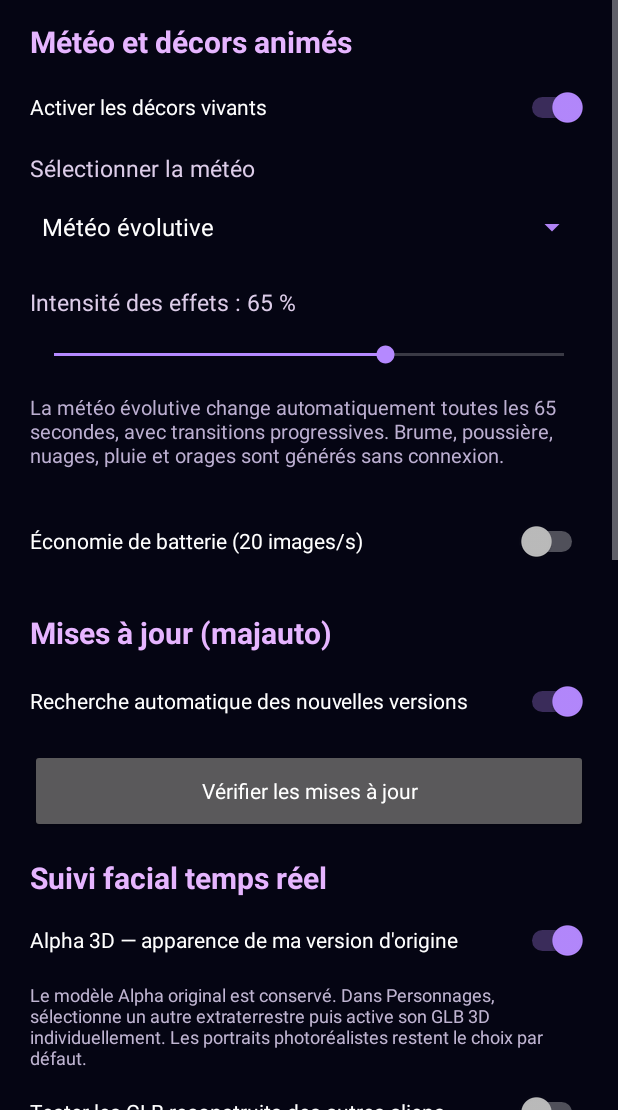
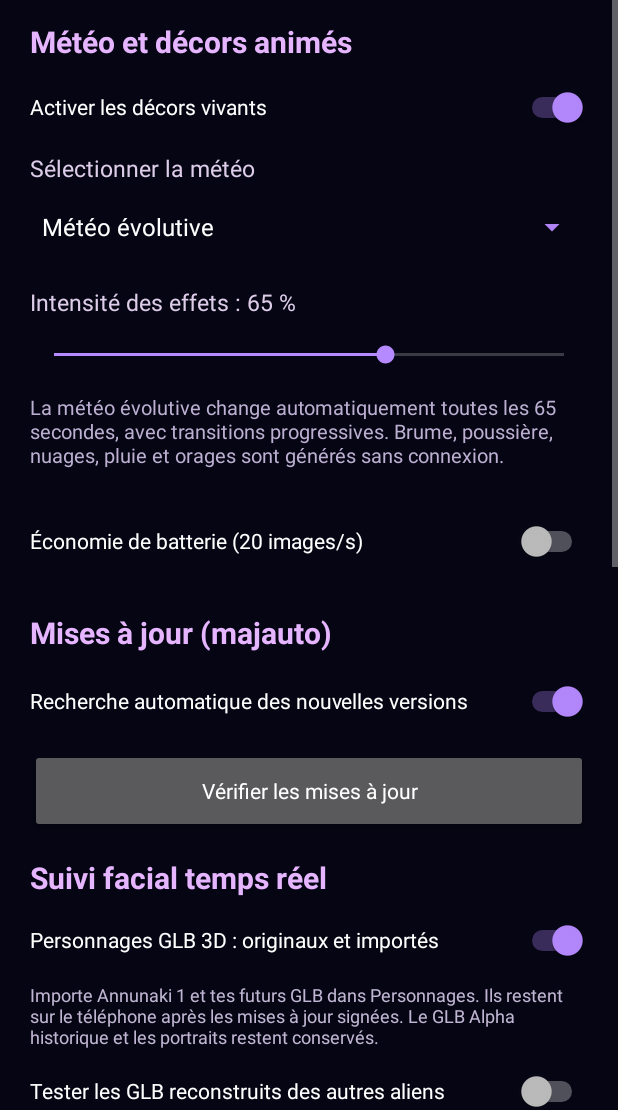
Before and after one commit to Chasmet/Avatar-alien-pluthori-n-, an Android app: the SettingsActivity screen opened directly, with no data from a screen before it, on a phone screen of 412 x 824 dp, the part 126-1236 px from its top. Run offline under Robolectric (Android 15) with nearby library versions, the phone set to English and light mode, and no system bars.

Commit message:
ui: clarify permanent local GLB imports and preserve Alpha in settings

```diff
--- a/app/src/main/res/layout/activity_settings.xml
+++ b/app/src/main/res/layout/activity_settings.xml
@@ -38,10 +38,10 @@
             android:textStyle="bold" android:textColor="#E6B5FF" android:textSize="20sp" />
         <Switch android:id="@+id/useModel3D" android:layout_width="match_parent"
             android:layout_height="56dp" android:checked="true"
-            android:text="Alpha 3D — apparence de ma version d'origine"
+            android:text="Personnages GLB 3D : originaux et importés"
             android:textColor="#FFFFFF"/>
         <TextView android:layout_width="match_parent" android:layout_height="wrap_content"
-            android:text="Le modèle Alpha original est conservé. Dans Personnages, sélectionne un autre extraterrestre puis active son GLB 3D individuellement. Les portraits photoréalistes restent le choix par défaut."
+            android:text="Importe Annunaki 1 et tes futurs GLB dans Personnages. Ils restent sur le téléphone après les mises à jour signées. Le GLB Alpha historique et les portraits restent conservés."
             android:textColor="#C0B5D2" android:textSize="12sp"/>
         <Switch android:id="@+id/experimental3D" android:layout_width="match_parent"
             android:layout_height="56dp" android:checked="false"
```
